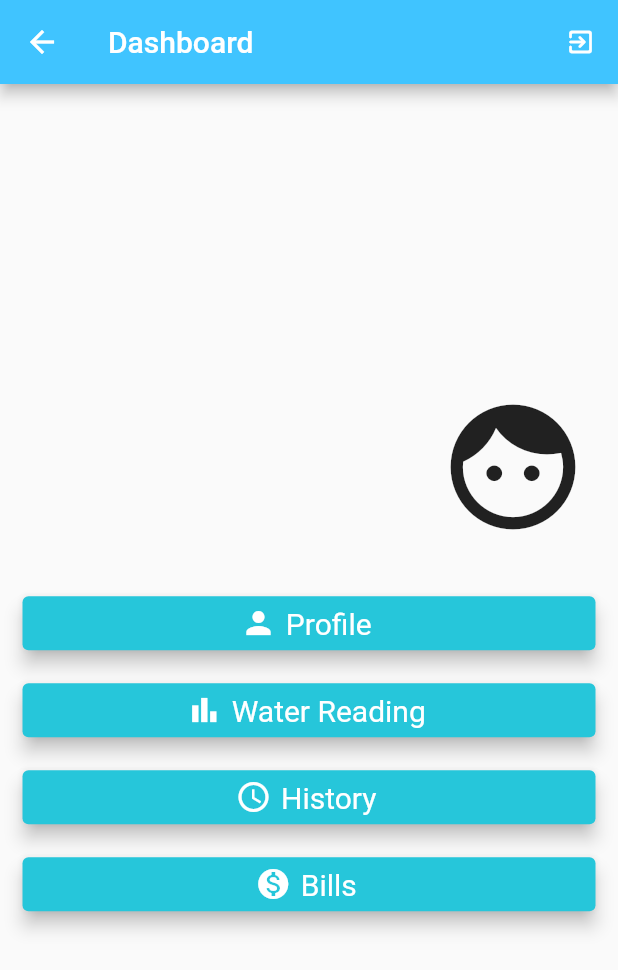
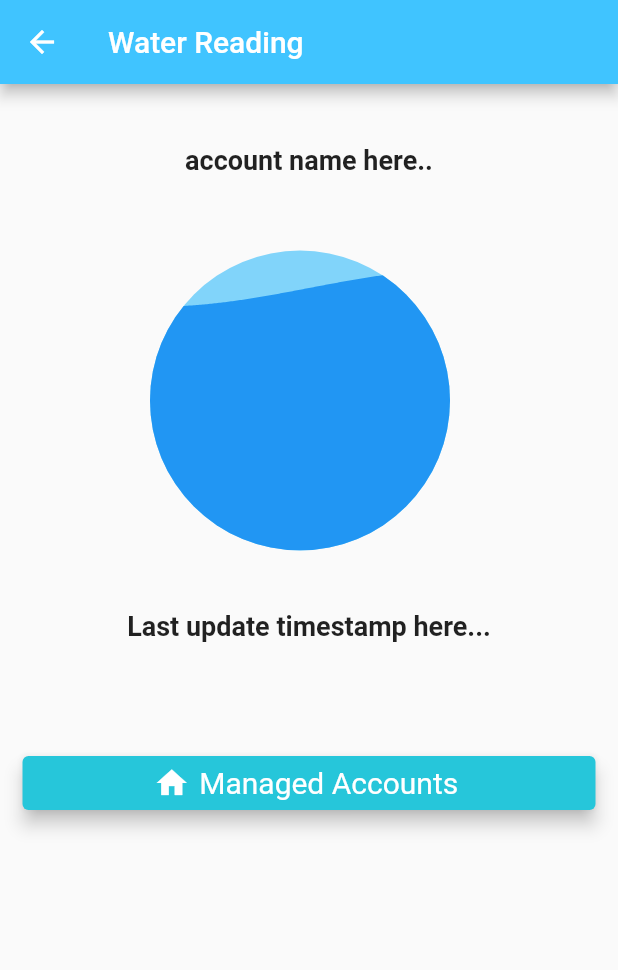
Before and after one commit to Reo98105/Smart-Water-Metering-System, a Flutter app: the Dashboard screen opened by its route, after a tap on "Water Reading", on a phone screen of 412 x 824 dp. Shown: the top 970 px of the screen. Run offline on Flutter 3.47's test engine with Material 2 defaults, Android fonts, the phone set to English and light mode, and no system bars; our stand-ins replace liquid_progress_indicator, shared_preferences; missing offline and left inert: mysql1; accounts and stored records are empty.

Commit message:
Quick commit, working on water reading module

```diff
--- a/lib/Model/account.dart
+++ b/lib/Model/account.dart
@@ -1,11 +1,13 @@
 class Account {
   String accNumber, accNickname, password;
   var userid;
+  List accList;
 
   Account();
 
   Account.add(this.userid, this.accNumber, this.accNickname, this.password);
   Account.retrieve(this.userid);
+  Account.list(this.accList);
 
   Account.def();
 }
--- a/lib/dashboard.dart
+++ b/lib/dashboard.dart
@@ -2,6 +2,7 @@ import 'package:flutter/material.dart';
 import 'package:shared_preferences/shared_preferences.dart';
 import 'package:swms_user_auth_module/payment.dart';
 import 'package:swms_user_auth_module/showAlert.dart';
+import 'package:swms_user_auth_module/waterReading.dart';
 
 import 'profile.dart';
 
@@ -91,7 +92,14 @@ class _DashboardState extends State<Dashboard> {
             Container(
               margin: EdgeInsets.symmetric(horizontal: 15.0, vertical: 5.0),
               child: ElevatedButton.icon(
-                onPressed: () {},
+                onPressed: () {
+                  Navigator.push(
+                    context,
+                    MaterialPageRoute(
+                      builder: (context) => WaterReading(),
+                    ),
+                  );
+                },
                 icon: Icon(Icons.bar_chart),
                 label: Text('Water Reading'),
                 style: ElevatedButton.styleFrom(
@@ -117,12 +125,14 @@ class _DashboardState extends State<Dashboard> {
             Container(
               margin: EdgeInsets.symmetric(horizontal: 15.0, vertical: 5.0),
               child: ElevatedButton.icon(
-                onPressed: () {Navigator.push(
+                onPressed: () {
+                  Navigator.push(
                     context,
                     MaterialPageRoute(
                       builder: (context) => Payment(),
                     ),
-                  );},
+                  );
+                },
                 icon: Icon(Icons.monetization_on),
                 label: Text('Bills'),
                 style: ElevatedButton.styleFrom(
@@ -142,6 +152,12 @@ class _DashboardState extends State<Dashboard> {
     SharedPreferences prefs = await SharedPreferences.getInstance();
     String username = prefs.getString('username');
     return username;
+  }
+
+  getAccNum() async {
+    SharedPreferences prefs = await SharedPreferences.getInstance();
+    var accList = prefs.getStringList('accNumList');
+    return accList;
   }
 
   //logout confirmation
--- /dev/null
+++ b/lib/waterReading.dart
@@ -0,0 +1,151 @@
+import 'dart:ui';
+import 'package:flutter/material.dart';
+import 'package:liquid_progress_indicator/liquid_progress_indicator.dart';
+import 'package:shared_preferences/shared_preferences.dart';
+import 'package:swms_user_auth_module/DAO/accountDAO.dart';
+import 'package:swms_user_auth_module/Model/account.dart';
+
+class WaterReading extends StatefulWidget {
+  @override
+  _WaterReadingState createState() => _WaterReadingState();
+}
+
+class _WaterReadingState extends State<WaterReading> {
+  int id;
+
+  AccountDAO accountDAO = new AccountDAO();
+
+  @override
+  Widget build(BuildContext context) {
+    return Scaffold(
+      appBar: AppBar(
+        title: Text("Water Reading"),
+        backgroundColor: Colors.lightBlueAccent,
+      ),
+      body: SafeArea(
+        child: Column(
+          mainAxisSize: MainAxisSize.min,
+          crossAxisAlignment: CrossAxisAlignment.stretch,
+          children: <Widget>[
+            Container(
+              alignment: Alignment.center,
+              padding: EdgeInsets.only(top: 40.0),
+              child: Text(
+                'account name here..',
+                style: TextStyle(fontSize: 18.0, fontWeight: FontWeight.bold),
+              ),
+            ),
+            Container(
+              child: LiquidCustomProgressIndicator(
+                value: 0.7,
+                valueColor: AlwaysStoppedAnimation(Colors.blue),
+                backgroundColor: Colors.lightBlue[200],
+                direction: Axis.vertical,
+                shapePath: _buildCirclePath(),
+                //display reading of the account here
+                /*center: FutureBuilder(
+                      future: ,
+                      builder: (context, snapshot) {
+                        if (snapshot.hasData) {
+                          return Text(
+                            snapshot.data,
+                            style: TextStyle(
+                                fontWeight: FontWeight.bold, fontSize: 18.0),
+                          );
+                        } else {
+                          return Text('Loading...');
+                        }
+                      },
+                    ),*/
+              ),
+            ),
+            Container(
+                padding: EdgeInsets.symmetric(vertical: 40.0),
+                alignment: Alignment.center,
+                child: Text(
+                  'Last update timestamp here...',
+                  style: TextStyle(fontSize: 18.0, fontWeight: FontWeight.bold),
+                )),
+            Container(
+              margin: EdgeInsets.symmetric(horizontal: 15.0, vertical: 30.0),
+              child: ElevatedButton.icon(
+                //show listtile
+                onPressed: () {},
+                icon: Icon(Icons.home),
+                label: Text('Managed Accounts'),
+                style: ElevatedButton.styleFrom(
+                  primary: Colors.cyan[400],
+                  elevation: 5.0,
+                  textStyle: TextStyle(fontSize: 20),
+                ),
+              ),
+            ),
+          ],
+        ),
+      ),
+    );
+  }
+
+  //show a list of managed accounts
+  Widget showList() {
+    return Container(
+      child: FutureBuilder<List>(
+          future: getAcc(),
+          builder: (context, snapshot) {
+            if (snapshot.connectionState == ConnectionState.done ||
+                snapshot.hasData) {
+              return ListView.builder(
+                  scrollDirection: Axis.vertical,
+                  shrinkWrap: true,
+                  itemCount: snapshot.data.length,
+                  itemBuilder: (context, index) {
+                    Account account = snapshot.data[index];
+                    //item data here
+                    return Container(
+                        child: Card(
+                      child: Column(children: <Widget>[
+                        /*ListTile(
+                                    leading: Icon(Icons.home),
+                                    title: Text('${account.accNickname}'),
+                                    subtitle: Text('${account.accNumber}'))*/
+                      ]),
+                    ));
+                  });
+            }
+            if (snapshot.hasData == null) {
+              return Center(child: Text('No account has been added.'));
+            } else {
+              return Center(child: CircularProgressIndicator());
+            }
+          }),
+    );
+  }
+
+  //get userid
+  Future<int> getUserid() async {
+    SharedPreferences prefs = await SharedPreferences.getInstance();
+    int userid = prefs.getInt('id');
+    return userid;
+  }
+
+  //get userid from sharepreferences
+  int _getUserid() {
+    getUserid().then((value) => setState(() {
+          id = value;
+        }));
+    return id;
+  }
+
+  Future<List> getAcc() async {
+    List account = await accountDAO.getAcc(_getUserid());
+    return account;
+  }
+}
+
+//painting a circle using path
+Path _buildCirclePath() {
+  return Path()
+    ..moveTo(100, 200)
+    ..addOval(Rect.fromCircle(center: Offset(200, 150), radius: 100))
+    ..close();
+}
--- a/pubspec.yaml
+++ b/pubspec.yaml
@@ -29,6 +29,7 @@ dependencies:
   # The following adds the Cupertino Icons font to your application.
   # Use with the CupertinoIcons class for iOS style icons.
   cupertino_icons: ^1.0.0
+  liquid_progress_indicator: ^0.3.2
 
 dev_dependencies:
   flutter_test:
```
Also changed, not shown: lib/DAO/accountDAO.dart (+28 -14 lines), lib/DAO/readingDAO.dart (added, +18 -0 lines), lib/login.dart (+30 -20 lines), lib/profile.dart (+3 -10 lines), pubspec.lock.
